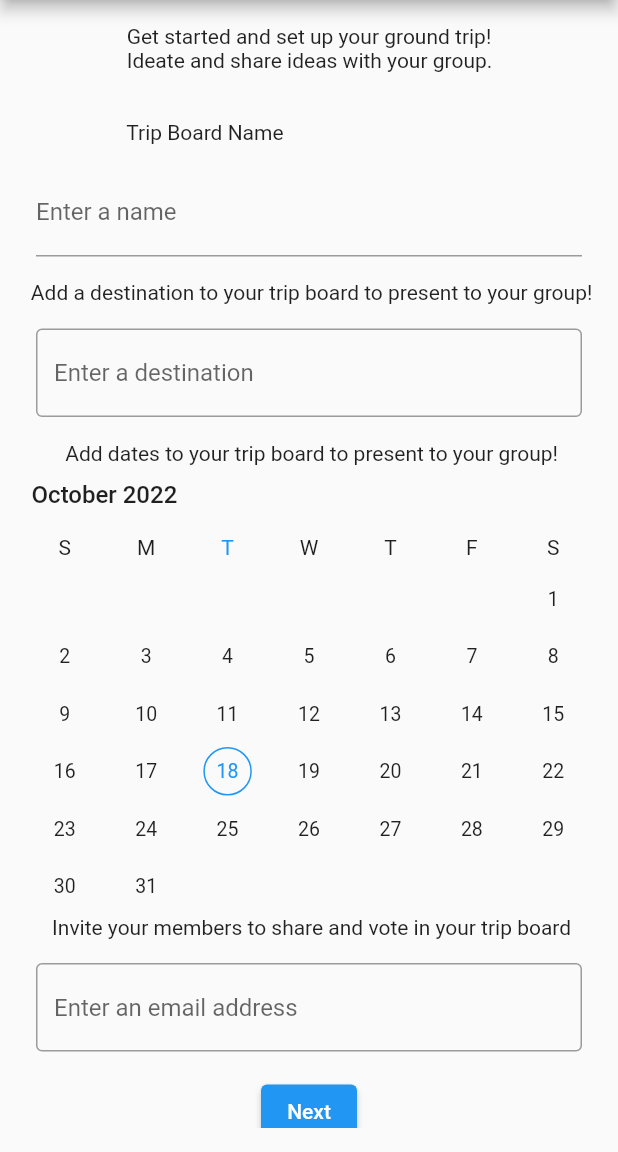
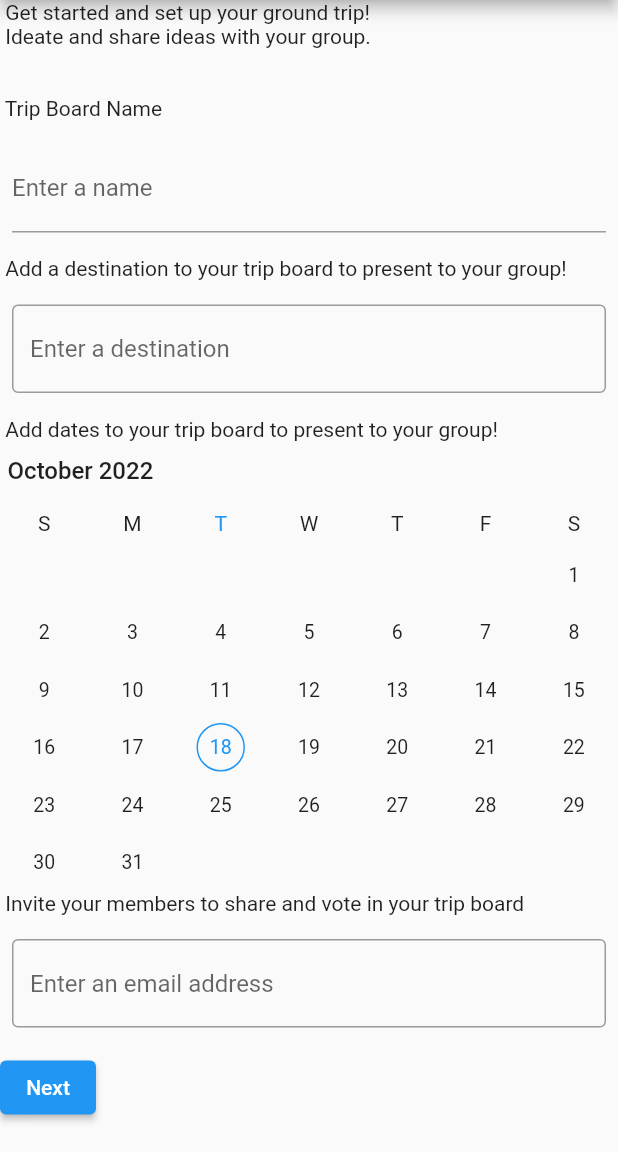
Before and after one commit to marimuq/DECO3500, a Flutter app: the screen it shows after launch, on a phone screen of 412 x 824 dp, the part 84-1236 px from its top. Run offline on Flutter 3.47's test engine with Material 2 defaults, Android fonts, the phone set to English and light mode, and no system bars; drawn by our look-alikes of syncfusion_flutter_datepicker; our stand-ins replace sqflite; accounts and stored records are empty.

Commit message:
Revert "overflow fix"
This reverts commit cbeff22062be6341c98af4116a232ee678e16287.

```diff
--- a/quokka_app/lib/main.dart
+++ b/quokka_app/lib/main.dart
@@ -72,20 +72,13 @@ class _QuokkaState extends State<Quokka> {
 class Start extends StatelessWidget {
   @override
   Widget build(BuildContext context) {
-    return Scaffold(
-        body: Padding(
-            padding: const EdgeInsets.all(16.0),
-            child: Center(
-                child: SingleChildScrollView(
-                    child: Column(
-                        mainAxisAlignment: MainAxisAlignment.center,
-                        mainAxisSize: MainAxisSize.max,
-                        children: [
+    return Column(
+      crossAxisAlignment: CrossAxisAlignment.start,
+      children: <Widget>[
         const Text(
             ' Get started and set up your ground trip! \n Ideate and share ideas with your group.\n\n\n Trip Board Name'),
         Padding(
-                    padding:
-                        const EdgeInsets.symmetric(horizontal: 8, vertical: 16),
+          padding: const EdgeInsets.symmetric(horizontal: 8, vertical: 16),
           child: TextFormField(
             decoration: const InputDecoration(
               border: UnderlineInputBorder(),
@@ -93,8 +86,7 @@ class Start extends StatelessWidget {
             ),
           ),
         ),
-                  Text(
-                      " Add a destination to your trip board to present to your group!"),
+        Text(" Add a destination to your trip board to present to your group!"),
         Padding(
           padding: EdgeInsets.symmetric(horizontal: 8, vertical: 16),
           child: TextField(
@@ -104,11 +96,9 @@ class Start extends StatelessWidget {
             ),
           ),
         ),
-                  Text(
-                      " Add dates to your trip board to present to your group!"),
+        Text(" Add dates to your trip board to present to your group!"),
         SfDateRangePicker(),
-                  Text(
-                      " Invite your members to share and vote in your trip board"),
+        Text(" Invite your members to share and vote in your trip board"),
         Padding(
           padding: EdgeInsets.symmetric(horizontal: 8, vertical: 16),
           child: TextField(
@@ -124,12 +114,12 @@ class Start extends StatelessWidget {
             Text('pressed');
             Navigator.push(
               context,
-                        MaterialPageRoute(
-                            builder: (context) => const Congratulations()),
+              MaterialPageRoute(builder: (context) => const Congratulations()),
             );
           },
         ),
-                ])))));
+      ],
+    );
   }
 }
 
```
Lines whose indentation alone changed are shown as unchanged.
